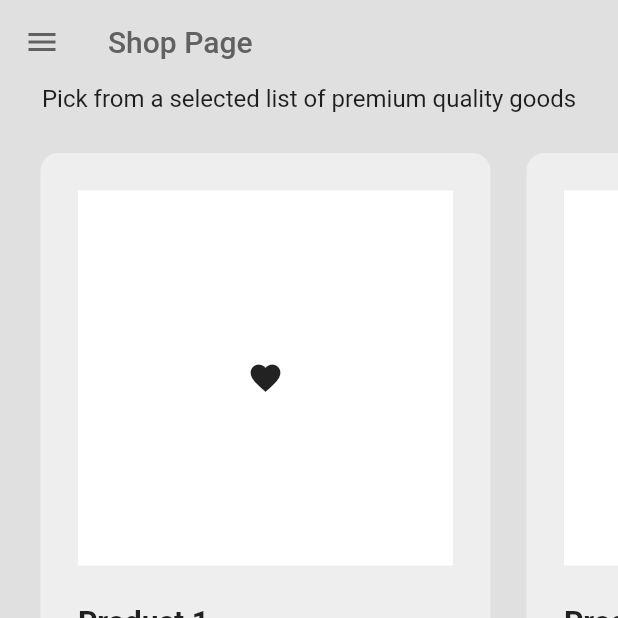
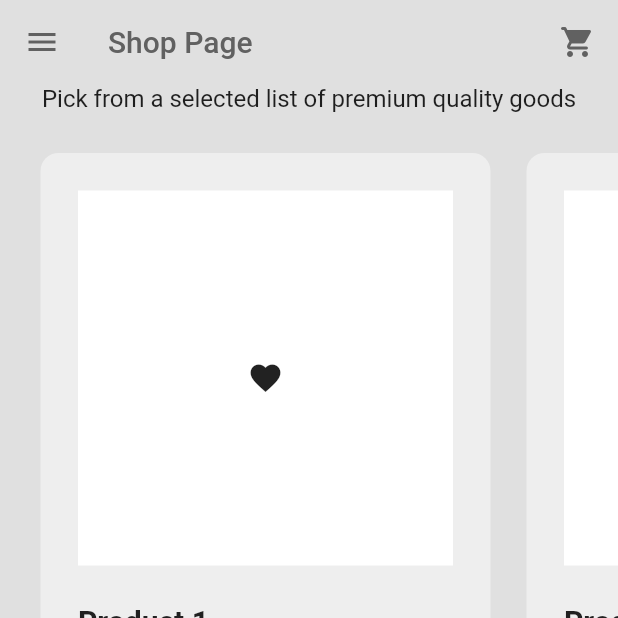
Before and after one commit to NatnaelDemelash/swipe_shop_app, a Flutter app: the ShopPage screen opened by its route, on a phone screen of 412 x 824 dp, the top half of it. Run offline on Flutter 3.47's test engine with Material 2 defaults, Android fonts, the phone set to English and light mode, and no system bars.

```diff
--- a/lib/pages/shop_page.dart
+++ b/lib/pages/shop_page.dart
@@ -19,6 +19,12 @@ class ShopPage extends StatelessWidget {
           elevation: 0,
           foregroundColor: Theme.of(context).colorScheme.inversePrimary,
           title: const Text('Shop Page'),
+          actions: const [
+            Padding(
+              padding: EdgeInsets.only(right: 15.0),
+              child: Icon(Icons.shopping_cart_rounded),
+            )
+          ],
         ),
         drawer: const MyDrawer(),
         backgroundColor: Theme.of(context).colorScheme.background,
```
Also changed, not shown: lib/pages/cart_page.dart (+25 -2 lines).
